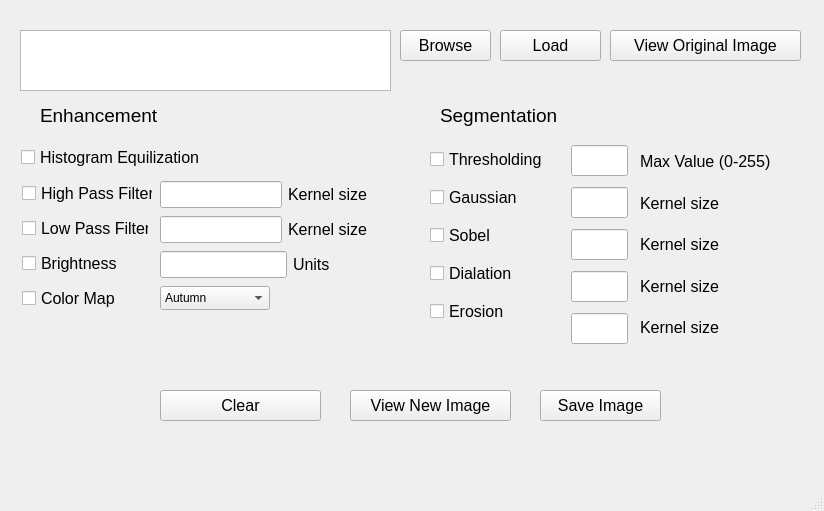
This is ImgProc/mainwindow.ui in polina-golikova/ImageProcessing as Qt 5 draws it before an edit. The edited form follows.
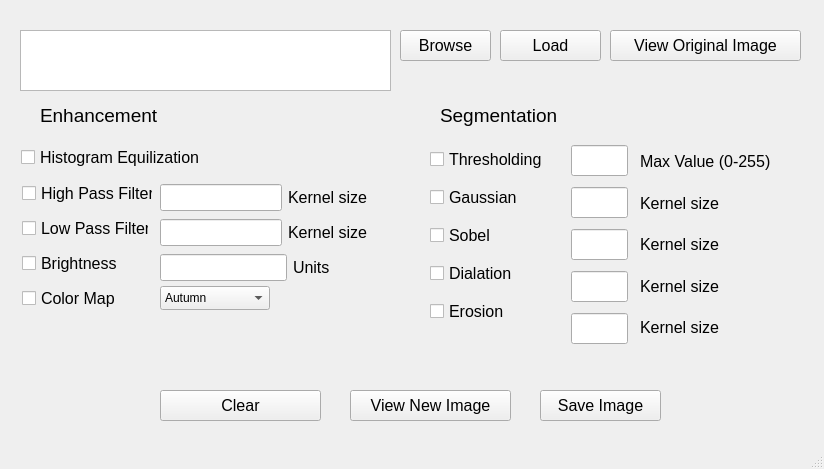
This is the edited form.

Patch:
```diff
--- a/ImgProc/mainwindow.ui
+++ b/ImgProc/mainwindow.ui
@@ -7,7 +7,7 @@
     <x>0</x>
     <y>0</y>
     <width>824</width>
-    <height>511</height>
+    <height>469</height>
    </rect>
   </property>
   <property name="windowTitle">
@@ -632,7 +632,7 @@
       <x>160</x>
       <y>249</y>
       <width>170</width>
-      <height>31</height>
+      <height>37</height>
      </rect>
     </property>
     <layout class="QHBoxLayout" name="horizontalLayout">
@@ -665,7 +665,7 @@
       <x>160</x>
       <y>214</y>
       <width>208</width>
-      <height>31</height>
+      <height>37</height>
      </rect>
     </property>
     <layout class="QHBoxLayout" name="horizontalLayout_2">
@@ -698,7 +698,7 @@
       <x>160</x>
       <y>179</y>
       <width>208</width>
-      <height>31</height>
+      <height>37</height>
      </rect>
     </property>
     <layout class="QHBoxLayout" name="horizontalLayout_3">
```
